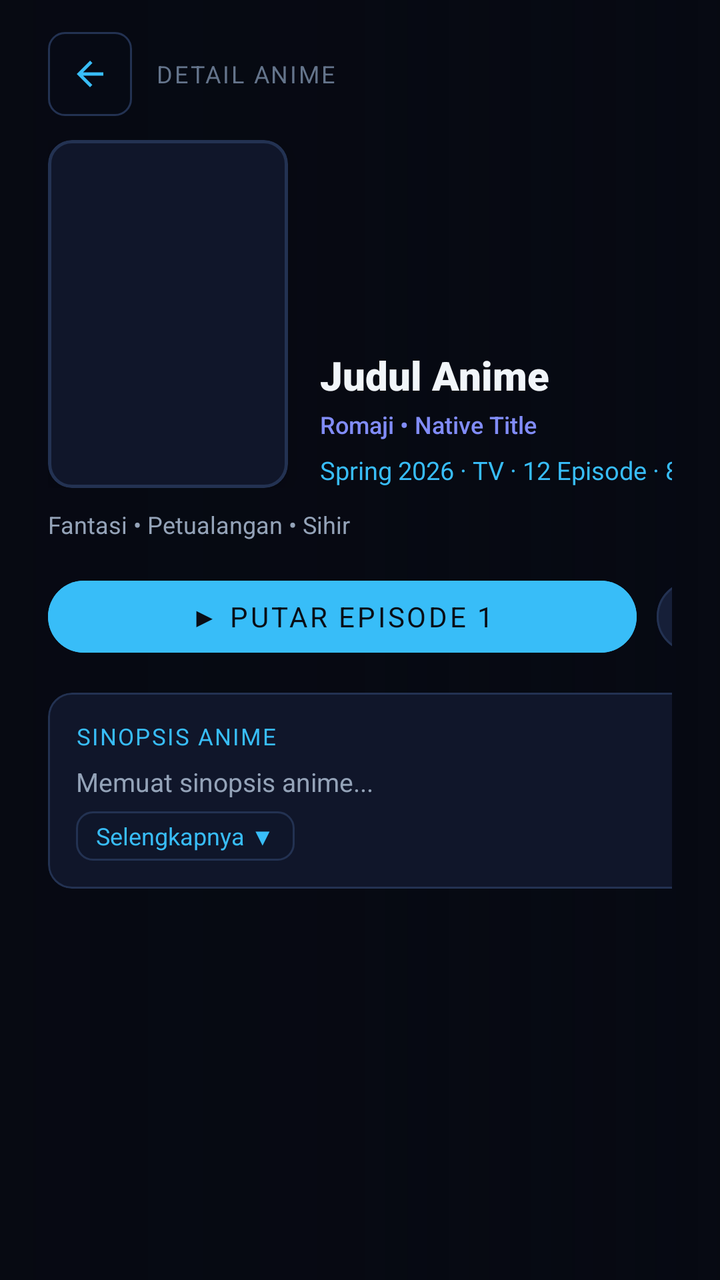
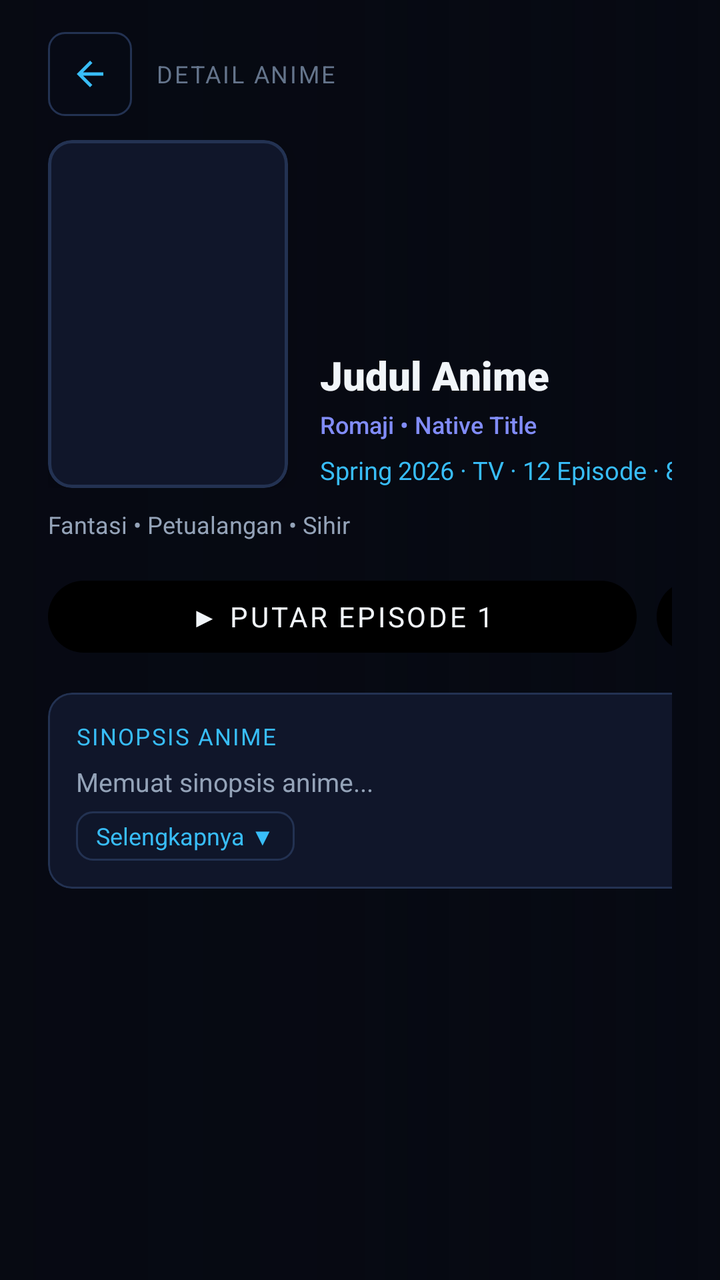

The first picture is an Android layout as it rendered before a commit; the second is the same layout after the commit. The layout source and the unified diff follow.
<!-- AndroidManifest.xml: another module's application theme Theme.Menatap -->
<!-- res/layout/activity_detail.xml -->
<?xml version="1.0" encoding="utf-8"?>
<androidx.coordinatorlayout.widget.CoordinatorLayout xmlns:android="http://schemas.android.com/apk/res/android"
    xmlns:app="http://schemas.android.com/apk/res-auto"
    android:id="@+id/layout_detail_root"
    android:layout_width="match_parent"
    android:layout_height="match_parent"
    android:background="#060912">

    
    <FrameLayout
        android:id="@+id/fl_detail_backdrop_container"
        android:layout_width="match_parent"
        android:layout_height="match_parent">

        <ImageView
            android:id="@+id/iv_detail_backdrop"
            android:layout_width="match_parent"
            android:layout_height="match_parent"
            android:scaleType="centerCrop"
            android:alpha="0.45"
            android:contentDescription="Ambient Backdrop" />

        
        <View
            android:layout_width="match_parent"
            android:layout_height="match_parent"
            android:background="@drawable/bg_tv_backdrop_scrim" />
    </FrameLayout>

    
    <LinearLayout
        android:id="@+id/layout_detail_scroll_content"
        android:layout_width="match_parent"
        android:layout_height="match_parent"
        android:orientation="horizontal"
        android:paddingHorizontal="@dimen/tv_detail_padding_horizontal"
        android:paddingVertical="@dimen/tv_detail_padding_vertical">

        
        <androidx.core.widget.NestedScrollView
            android:layout_width="430dp"
            android:layout_height="match_parent"
            android:fillViewport="true"
            android:scrollbars="none"
            android:overScrollMode="never">

            <LinearLayout
                android:layout_width="match_parent"
                android:layout_height="wrap_content"
                android:orientation="vertical"
                android:paddingEnd="18dp"
                android:paddingBottom="24dp">

                
                <LinearLayout
                    android:layout_width="match_parent"
                    android:layout_height="wrap_content"
                    android:gravity="center_vertical"
                    android:layout_marginBottom="12dp">

                    <ImageButton
                        android:id="@+id/btn_detail_back"
                        android:layout_width="42dp"
                        android:layout_height="42dp"
                        android:background="@drawable/bg_tv_button_focused"
                        android:src="@drawable/ic_arrow_back"
                        app:tint="@color/accent_glacial"
                        android:padding="9dp"
                        android:clickable="true"
                        android:focusable="true"
                        android:contentDescription="Kembali" />

                    <TextView
                        android:layout_width="wrap_content"
                        android:layout_height="wrap_content"
                        android:layout_marginStart="12dp"
                        android:text="@string/detail_header_info"
                        android:textColor="@color/text_frost_dim"
                        android:textSize="12sp"
                        android:fontFamily="sans-serif-bold"
                        android:letterSpacing="0.08"
                        android:textAllCaps="true" />
                </LinearLayout>

                
                <LinearLayout
                    android:layout_width="match_parent"
                    android:layout_height="wrap_content"
                    android:orientation="horizontal"
                    android:gravity="bottom">

                    
                    <com.google.android.material.card.MaterialCardView
                        android:id="@+id/card_detail_poster"
                        android:layout_width="120dp"
                        android:layout_height="174dp"
                        app:cardCornerRadius="12dp"
                        app:cardElevation="8dp"
                        app:cardBackgroundColor="@color/frost_surface"
                        app:strokeColor="@color/frost_border"
                        app:strokeWidth="1.5dp"
                        android:focusable="false">

                        <ImageView
                            android:id="@+id/iv_detail_poster"
                            android:layout_width="match_parent"
                            android:layout_height="match_parent"
                            android:scaleType="centerCrop"
                            android:contentDescription="Cover Karakter Anime" />
                    </com.google.android.material.card.MaterialCardView>

                    
                    <LinearLayout
                        android:layout_width="0dp"
                        android:layout_height="wrap_content"
                        android:layout_weight="1"
                        android:layout_marginStart="16dp"
                        android:orientation="vertical">

                        
                        <TextView
                            android:id="@+id/tv_detail_title"
                            android:layout_width="match_parent"
                            android:layout_height="wrap_content"
                            android:text="Judul Anime"
                            android:textColor="@color/text_frost_bright"
                            android:textSize="20sp"
                            android:fontFamily="sans-serif-black"
                            android:lineSpacingExtra="2dp"
                            android:maxLines="3"
                            android:ellipsize="end" />

                        
                        <TextView
                            android:id="@+id/tv_detail_romaji"
                            android:layout_width="match_parent"
                            android:layout_height="wrap_content"
                            android:layout_marginTop="3dp"
                            android:text="Romaji • Native Title"
                            android:textColor="@color/anime_iris_violet"
                            android:textSize="12sp"
                            android:fontFamily="sans-serif-medium"
                            android:maxLines="2"
                            android:ellipsize="end" />

                        
                        <TextView
                            android:id="@+id/tv_detail_meta"
                            android:layout_width="match_parent"
                            android:layout_height="wrap_content"
                            android:layout_marginTop="6dp"
                            android:text="Spring 2026 · TV · 12 Episode · 8.5 ★"
                            android:textColor="@color/accent_glacial"
                            android:textSize="12.5sp"
                            android:fontFamily="sans-serif-bold"
                            android:maxLines="2"
                            android:ellipsize="end" />
                    </LinearLayout>
                </LinearLayout>

                
                <TextView
                    android:id="@+id/tv_detail_genres"
                    android:layout_width="match_parent"
                    android:layout_height="wrap_content"
                    android:layout_marginTop="10dp"
                    android:text="Fantasi • Petualangan • Sihir"
                    android:textColor="@color/text_frost_subtle"
                    android:textSize="12sp"
                    android:fontFamily="sans-serif"
                    android:maxLines="1"
                    android:ellipsize="end" />

                
                <LinearLayout
                    android:layout_width="match_parent"
                    android:layout_height="wrap_content"
                    android:orientation="horizontal"
                    android:layout_marginTop="14dp">

                    <Button
                        android:id="@+id/btn_play_primary"
                        android:layout_width="0dp"
                        android:layout_height="48dp"
                        android:layout_weight="1"
                        android:text="@string/detail_play_ep1"
                        android:textColor="#090D16"
                        android:backgroundTint="@color/accent_glacial"
                        android:textSize="14sp"
                        android:fontFamily="sans-serif-bold"
                        app:cornerRadius="24dp"
                        android:clickable="true"
                        android:focusable="true"
                        android:nextFocusRight="@+id/btn_toggle_bookmark"
                        android:stateListAnimator="@null" />

                    <Button
                        android:id="@+id/btn_toggle_bookmark"
                        android:layout_width="wrap_content"
                        android:layout_height="48dp"
                        android:layout_marginStart="10dp"
                        android:text="@string/detail_favorite"
                        android:textColor="@color/text_frost_bright"
                        android:backgroundTint="@color/frost_elevated"
                        android:textSize="13.5sp"
                        android:fontFamily="sans-serif-medium"
                        app:strokeColor="@color/frost_border"
                        app:strokeWidth="1dp"
                        app:cornerRadius="24dp"
                        android:paddingHorizontal="16dp"
                        android:clickable="true"
                        android:focusable="true"
                        android:nextFocusLeft="@+id/btn_play_primary"
                        android:nextFocusRight="@+id/rv_detail_episodes"
                        android:stateListAnimator="@null" />
                </LinearLayout>

                
                <com.google.android.material.card.MaterialCardView
                    android:layout_width="match_parent"
                    android:layout_height="wrap_content"
                    android:layout_marginTop="14dp"
                    app:cardCornerRadius="12dp"
                    app:cardElevation="0dp"
                    app:cardBackgroundColor="@color/frost_surface"
                    app:strokeColor="@color/frost_border"
                    app:strokeWidth="1dp">

                    <LinearLayout
                        android:layout_width="match_parent"
                        android:layout_height="wrap_content"
                        android:orientation="vertical"
                        android:padding="14dp">

                        <TextView
                            android:layout_width="wrap_content"
                            android:layout_height="wrap_content"
                            android:text="@string/detail_synopsis_title"
                            android:textColor="@color/accent_glacial"
                            android:textSize="11.5sp"
                            android:fontFamily="sans-serif-bold"
                            android:letterSpacing="0.06" />

                        <TextView
                            android:id="@+id/tv_detail_synopsis"
                            android:layout_width="match_parent"
                            android:layout_height="wrap_content"
                            android:layout_marginTop="6dp"
                            android:textColor="@color/text_frost_subtle"
                            android:textSize="13sp"
                            android:lineSpacingExtra="3.5dp"
                            android:fontFamily="sans-serif"
                            android:maxLines="3"
                            android:ellipsize="end"
                            android:text="@string/detail_loading_synopsis" />

                        <TextView
                            android:id="@+id/tv_synopsis_toggle"
                            android:layout_width="wrap_content"
                            android:layout_height="wrap_content"
                            android:layout_marginTop="6dp"
                            android:background="@drawable/bg_tv_button_focused"
                            android:text="@string/detail_read_more"
                            android:textColor="@color/accent_glacial"
                            android:textSize="12sp"
                            android:fontFamily="sans-serif-bold"
                            android:clickable="true"
                            android:focusable="true"
                            android:nextFocusRight="@+id/rv_detail_episodes"
                            android:paddingHorizontal="10dp"
                            android:paddingVertical="4dp" />
                    </LinearLayout>
                </com.google.android.material.card.MaterialCardView>
            </LinearLayout>
        </androidx.core.widget.NestedScrollView>

        
        <View
            android:layout_width="1dp"
            android:layout_height="match_parent"
            android:background="#1A2D48"
            android:focusable="false" />

        
        <androidx.core.widget.NestedScrollView
            android:layout_width="0dp"
            android:layout_height="match_parent"
            android:layout_weight="1"
            android:fillViewport="true"
            android:scrollbars="none"
            android:overScrollMode="never"
            android:paddingStart="20dp">

            <LinearLayout
                android:layout_width="match_parent"
                android:layout_height="wrap_content"
                android:orientation="vertical"
                android:paddingBottom="32dp">

                
                <LinearLayout
                    android:layout_width="match_parent"
                    android:layout_height="wrap_content"
                    android:orientation="horizontal"
                    android:gravity="center_vertical"
                    android:layout_marginBottom="12dp">

                    <TextView
                        android:layout_width="wrap_content"
                        android:layout_height="wrap_content"
                        android:text="@string/detail_episodes_title"
                        android:textColor="@color/text_frost_bright"
                        android:textSize="17sp"
                        android:fontFamily="sans-serif-black"
                        android:letterSpacing="0.02" />

                    <ProgressBar
                        android:id="@+id/pb_episodes_loading"
                        android:layout_width="20dp"
                        android:layout_height="20dp"
                        android:layout_marginStart="12dp"
                        android:indeterminateTint="@color/accent_glacial"
                        android:visibility="gone" />
                </LinearLayout>

                
                <HorizontalScrollView
                    android:id="@+id/scroll_episode_ranges"
                    android:layout_width="match_parent"
                    android:layout_height="wrap_content"
                    android:scrollbars="none"
                    android:overScrollMode="never"
                    android:layout_marginBottom="10dp"
                    android:focusable="false"
                    android:visibility="gone">

                    <LinearLayout
                        android:id="@+id/layout_episode_ranges"
                        android:layout_width="wrap_content"
                        android:layout_height="wrap_content"
                        android:orientation="horizontal"
                        android:focusable="false" />
                </HorizontalScrollView>

                
                <androidx.recyclerview.widget.RecyclerView
                    android:id="@+id/rv_detail_episodes"
                    android:layout_width="match_parent"
                    android:layout_height="wrap_content"
                    android:clipToPadding="false"
                    android:nestedScrollingEnabled="false"
                    android:focusable="true"
                    android:nextFocusLeft="@+id/btn_toggle_bookmark"
                    android:descendantFocusability="afterDescendants" />

                
                <LinearLayout
                    android:id="@+id/layout_related_seasons"
                    android:layout_width="match_parent"
                    android:layout_height="wrap_content"
                    android:layout_marginTop="22dp"
                    android:orientation="vertical"
                    android:visibility="gone">

                    <LinearLayout
                        android:layout_width="match_parent"
                        android:layout_height="wrap_content"
                        android:orientation="horizontal"
                        android:gravity="center_vertical"
                        android:layout_marginBottom="10dp">

                        <TextView
                            android:layout_width="0dp"
                            android:layout_height="wrap_content"
                            android:layout_weight="1"
                            android:text="@string/detail_related_seasons_title"
                            android:textColor="@color/accent_glacial"
                            android:textSize="14sp"
                            android:fontFamily="sans-serif-bold"
                            android:letterSpacing="0.04" />

                        <TextView
                            android:id="@+id/tv_related_seasons_count"
                            android:layout_width="wrap_content"
                            android:layout_height="wrap_content"
                            android:textColor="@color/text_frost_subtle"
                            android:textSize="12sp"
                            android:fontFamily="sans-serif-medium" />
                    </LinearLayout>

                    <androidx.recyclerview.widget.RecyclerView
                        android:id="@+id/rv_detail_seasons"
                        android:layout_width="match_parent"
                        android:layout_height="wrap_content"
                        android:clipToPadding="false"
                        android:nestedScrollingEnabled="false"
                        android:focusable="true" />
                </LinearLayout>

                
                <LinearLayout
                    android:id="@+id/layout_related_movies"
                    android:layout_width="match_parent"
                    android:layout_height="wrap_content"
                    android:layout_marginTop="22dp"
                    android:orientation="vertical"
                    android:visibility="gone">

                    <LinearLayout
                        android:layout_width="match_parent"
                        android:layout_height="wrap_content"
                        android:orientation="horizontal"
                        android:gravity="center_vertical"
                        android:layout_marginBottom="10dp">

                        <TextView
                            android:layout_width="0dp"
                            android:layout_height="wrap_content"
                            android:layout_weight="1"
                            android:text="@string/detail_related_movies_title"
                            android:textColor="@color/accent_glacial"
                            android:textSize="14sp"
                            android:fontFamily="sans-serif-bold"
                            android:letterSpacing="0.04" />

                        <TextView
                            android:id="@+id/tv_related_movies_count"
                            android:layout_width="wrap_content"
                            android:layout_height="wrap_content"
                            android:textColor="@color/text_frost_subtle"
                            android:textSize="12sp"
                            android:fontFamily="sans-serif-medium" />
                    </LinearLayout>

                    <androidx.recyclerview.widget.RecyclerView
                        android:id="@+id/rv_detail_movies"
                        android:layout_width="match_parent"
                        android:layout_height="wrap_content"
                        android:clipToPadding="false"
                        android:nestedScrollingEnabled="false"
                        android:focusable="true" />
                </LinearLayout>
            </LinearLayout>
        </androidx.core.widget.NestedScrollView>
    </LinearLayout>
</androidx.coordinatorlayout.widget.CoordinatorLayout>
<!-- resources referenced by this layout -->
<resources>
  <color name="accent_glacial">#38BDF8</color>
  <color name="anime_iris_violet">#818CF8</color>
  <color name="frost_border">#233252</color>
  <color name="frost_elevated">#161F38</color>
  <color name="frost_surface">#10162A</color>
  <color name="text_frost_bright">#F1F5F9</color>
  <color name="text_frost_dim">#64748B</color>
  <color name="text_frost_subtle">#94A3B8</color>
  <dimen name="tv_detail_padding_horizontal">24dp</dimen>
  <dimen name="tv_detail_padding_vertical">16dp</dimen>
  <!-- drawable bg_tv_backdrop_scrim (drawable) -->
  <?xml version="1.0" encoding="utf-8"?>
  <shape xmlns:android="http://schemas.android.com/apk/res/android"
      android:shape="rectangle">
      <gradient
          android:type="linear"
          android:angle="0"
          android:startColor="#F5060912"
          android:centerColor="#C8060912"
          android:endColor="#4D060912" />
  </shape>
  <!-- drawable bg_tv_button_focused (drawable) -->
  <?xml version="1.0" encoding="utf-8"?>
  <selector xmlns:android="http://schemas.android.com/apk/res/android">
      <item android:state_focused="true">
          <shape android:shape="rectangle">
              <solid android:color="#3338BDF8" />
              <stroke android:width="2dp" android:color="#38BDF8" />
              <corners android:radius="8dp" />
          </shape>
      </item>
      <item android:state_pressed="true">
          <shape android:shape="rectangle">
              <solid android:color="#4038BDF8" />
              <corners android:radius="8dp" />
          </shape>
      </item>
      <item>
          <shape android:shape="rectangle">
              <solid android:color="#1A10162A" />
              <stroke android:width="1dp" android:color="#233252" />
              <corners android:radius="8dp" />
          </shape>
      </item>
  </selector>
  <!-- drawable ic_arrow_back (drawable) -->
  <?xml version="1.0" encoding="utf-8"?>
  <vector xmlns:android="http://schemas.android.com/apk/res/android"
      android:width="20dp"
      android:height="20dp"
      android:viewportWidth="24"
      android:viewportHeight="24">
      
      <path
          android:fillColor="#FFFFFFFF"
          android:pathData="M20,11H7.83l5.59,-5.59L12,4l-8,8 8,8 1.41,-1.41L7.83,13H20v-2z" />
  </vector>
  <string name="detail_episodes_title">DAFTAR EPISODE</string>
  <string name="detail_favorite">+ Favorit</string>
  <string name="detail_header_info">Detail Anime</string>
  <string name="detail_loading_synopsis">Memuat sinopsis anime...</string>
  <string name="detail_play_ep1">▶ Putar Episode 1</string>
  <string name="detail_read_more">Selengkapnya ▼</string>
  <string name="detail_related_movies_title">FILM &amp; MOVIE TERKAIT</string>
  <string name="detail_related_seasons_title">MUSIM &amp; SERI TERKAIT</string>
  <string name="detail_synopsis_title">SINOPSIS ANIME</string>
  <color name="frost_void">#0A0D18</color>
  <color name="accent_azure">#38BDF8</color>
  <color name="accent_frost_iris">#818CF8</color>
  <!-- drawable bg_dialog_frost (drawable) -->
  <?xml version="1.0" encoding="utf-8"?>
  <shape xmlns:android="http://schemas.android.com/apk/res/android"
      android:shape="rectangle">
      <solid android:color="@color/frost_surface" />
      <stroke
          android:width="1dp"
          android:color="@color/frost_border" />
      <corners android:radius="18dp" />
  </shape>
  <style name="DialogButtonStyle.Accent" parent="Widget.MaterialComponents.Button.TextButton.Dialog">
          <item name="android:textColor">@color/accent_glacial</item>
          <item name="android:textSize">13sp</item>
          <item name="android:fontFamily">sans-serif-bold</item>
      </style>
  <style name="DialogButtonStyle.Subtle" parent="Widget.MaterialComponents.Button.TextButton.Dialog">
          <item name="android:textColor">@color/text_frost_bright</item>
          <item name="android:textSize">13sp</item>
          <item name="android:fontFamily">sans-serif-medium</item>
      </style>
  <!-- unchanged entries left out for length: 2 -->
</resources>

<!-- the commit's change to res/layout/activity_detail.xml (unified diff, before → after) -->
@@ -184,8 +184,10 @@
                         android:layout_height="48dp"
                         android:layout_weight="1"
                         android:text="@string/detail_play_ep1"
-                        android:textColor="#090D16"
-                        android:backgroundTint="@color/accent_glacial"
+                        android:textColor="@color/text_frost_bright"
+                        app:backgroundTint="@null"
+                        app:strokeWidth="0dp"
+                        android:paddingHorizontal="18dp"
                         android:textSize="14sp"
                         android:fontFamily="sans-serif-bold"
                         app:cornerRadius="24dp"
@@ -201,11 +203,11 @@
                         android:layout_marginStart="10dp"
                         android:text="@string/detail_favorite"
                         android:textColor="@color/text_frost_bright"
-                        android:backgroundTint="@color/frost_elevated"
+                        app:backgroundTint="@null"
                         android:textSize="13.5sp"
                         android:fontFamily="sans-serif-medium"
                         app:strokeColor="@color/frost_border"
-                        app:strokeWidth="1dp"
+                        app:strokeWidth="0dp"
                         app:cornerRadius="24dp"
                         android:paddingHorizontal="16dp"
                         android:clickable="true"
@@ -217,6 +219,7 @@
 
                 
                 <com.google.android.material.card.MaterialCardView
+                    android:id="@+id/card_detail_synopsis"
                     android:layout_width="match_parent"
                     android:layout_height="wrap_content"
                     android:layout_marginTop="14dp"
@@ -233,6 +236,7 @@
                         android:padding="14dp">
 
                         <TextView
+                            android:id="@+id/tv_synopsis_header"
                             android:layout_width="wrap_content"
                             android:layout_height="wrap_content"
                             android:text="@string/detail_synopsis_title"
@@ -306,6 +310,7 @@
                     android:layout_marginBottom="12dp">
 
                     <TextView
+                        android:id="@+id/tv_episode_header"
                         android:layout_width="wrap_content"
                         android:layout_height="wrap_content"
                         android:text="@string/detail_episodes_title"
@@ -370,6 +375,7 @@
                         android:layout_marginBottom="10dp">
 
                         <TextView
+                            android:id="@+id/tv_related_seasons_header"
                             android:layout_width="0dp"
                             android:layout_height="wrap_content"
                             android:layout_weight="1"
@@ -414,6 +420,7 @@
                         android:layout_marginBottom="10dp">
 
                         <TextView
+                            android:id="@+id/tv_related_movies_header"
                             android:layout_width="0dp"
                             android:layout_height="wrap_content"
                             android:layout_weight="1"
<!-- resource entries referenced after the edit -->
@@ -3,7 +3,6 @@
   <color name="accent_glacial">#38BDF8</color>
   <color name="anime_iris_violet">#818CF8</color>
   <color name="frost_border">#233252</color>
-  <color name="frost_elevated">#161F38</color>
   <color name="frost_surface">#10162A</color>
   <color name="text_frost_bright">#F1F5F9</color>
   <color name="text_frost_dim">#64748B</color>
